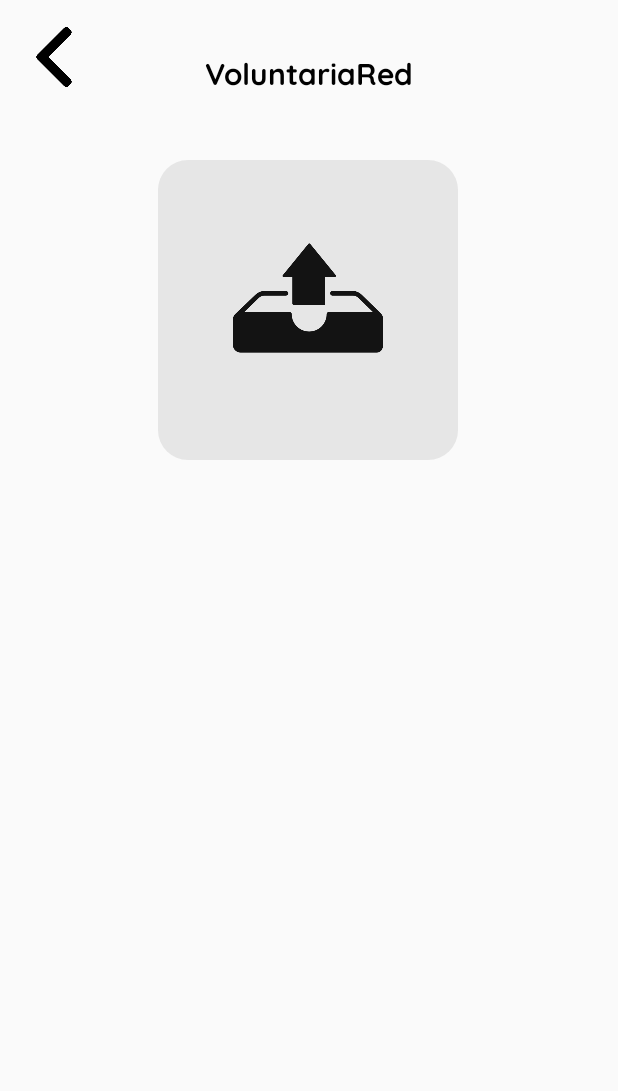
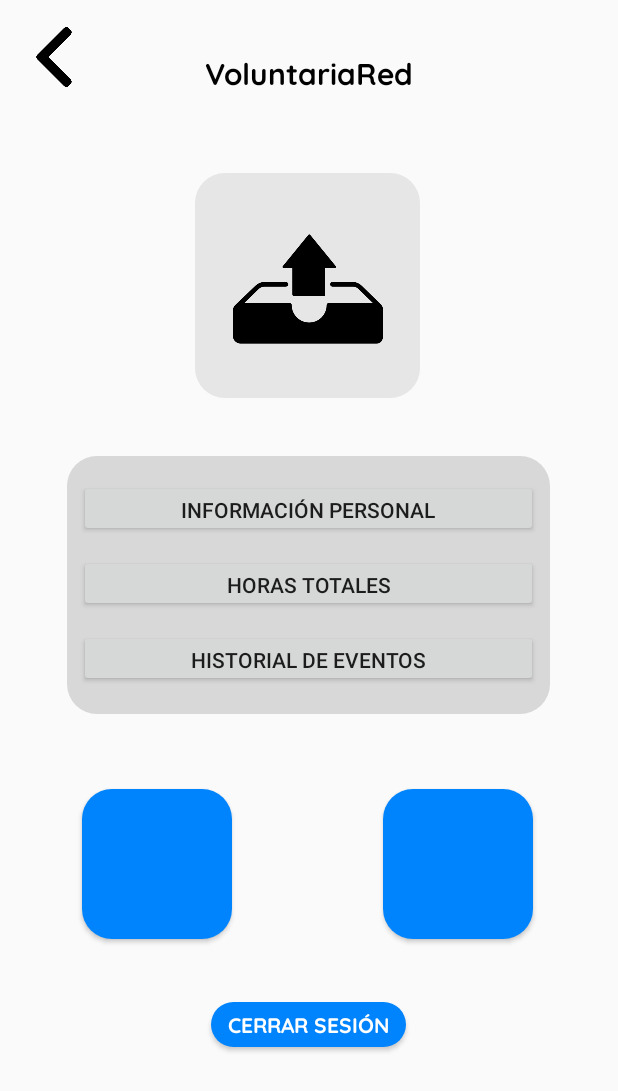
Before and after one commit to CruzPer823/voluntariaRed, an Android app: the UserPageActivity screen opened directly, with no data from a screen before it, on a phone screen of 412 x 824 dp. Shown: the top 1091 px of the screen. Run offline under Robolectric (Android 15) with nearby library versions, the phone set to English and light mode, and no system bars.

Commit message:
Avance UserPage

```diff
--- a/app/src/main/java/com/example/voluntaria360/UserPageActivity.java
+++ b/app/src/main/java/com/example/voluntaria360/UserPageActivity.java
@@ -3,13 +3,18 @@ package com.example.voluntaria360;
 import androidx.annotation.Nullable;
 import androidx.appcompat.app.AppCompatActivity;
 
+import android.content.Context;
 import android.content.Intent;
+import android.graphics.Bitmap;
+import android.graphics.BitmapFactory;
 import android.net.Uri;
 import android.os.Bundle;
 import android.provider.MediaStore;
 import android.view.View;
 import android.widget.Button;
 import android.widget.ImageView;
+
+import java.io.FileNotFoundException;
 
 public class UserPageActivity extends AppCompatActivity {
 
@@ -34,7 +39,38 @@ public class UserPageActivity extends AppCompatActivity {
         if(resultCode == RESULT_OK && data != null){
             Uri selectedImage = data.getData();
             ImageView imageView = findViewById(R.id.profilePic);
-            imageView.setImageURI(selectedImage);
+            Button uploadbtn = findViewById(R.id.uploadPic);
+            Bitmap newImage = null;
+            try {
+                newImage = decodeUri(this.getApplicationContext(), selectedImage, 290);
+            } catch (FileNotFoundException e) {
+                throw new RuntimeException(e);
+            }
+            imageView.setImageBitmap(newImage);
+            uploadbtn.setBackground(null);
         }
     }
+
+    public static Bitmap decodeUri(Context c, Uri uri, final int requiredSize)
+            throws FileNotFoundException {
+            BitmapFactory.Options o = new BitmapFactory.Options();
+            o.inJustDecodeBounds = true;
+            BitmapFactory.decodeStream(c.getContentResolver().openInputStream(uri), null, o);
+
+            int width_tmp = o.outWidth, height_tmp = o.outHeight;
+            int scale = 1;
+
+            while (true) {
+                if (width_tmp / 2 < requiredSize || height_tmp / 2 < requiredSize)
+                    break;
+                width_tmp /= 2;
+                height_tmp /= 2;
+                scale *= 2;
+            }
+
+            BitmapFactory.Options o2 = new BitmapFactory.Options();
+            o2.inSampleSize = scale;
+            return BitmapFactory.decodeStream(c.getContentResolver().openInputStream(uri), null, o2);
+    }
+
 }
--- /dev/null
+++ b/app/src/main/res/drawable/badgebtn.xml
@@ -0,0 +1,6 @@
+<?xml version="1.0" encoding="utf-8"?>
+<shape xmlns:android="http://schemas.android.com/apk/res/android">
+    <solid android:color="@drawable/badge"/>
+    <solid android:color="#0084FE"/>
+    <corners android:radius="20dp"/>
+</shape>
--- a/app/src/main/res/layout/activity_user_page.xml
+++ b/app/src/main/res/layout/activity_user_page.xml
@@ -25,61 +25,11 @@
         app:layout_constraintTop_toTopOf="parent"
         app:layout_constraintVertical_bias="0.041" />
 
-    <ImageView
-        android:id="@+id/backarrow"
-        android:layout_width="40dp"
-        android:layout_height="40dp"
-        android:layout_alignParentStart="true"
-        android:layout_alignParentTop="true"
-        android:layout_alignParentEnd="true"
-        android:layout_alignParentBottom="true"
-        android:contentDescription="@string/todo"
-        android:rotationY="180"
-        app:layout_constraintBottom_toBottomOf="parent"
-        app:layout_constraintEnd_toEndOf="parent"
-        app:layout_constraintHorizontal_bias="0.043"
-        app:layout_constraintStart_toStartOf="parent"
-        app:layout_constraintTop_toTopOf="parent"
-        app:layout_constraintVertical_bias="0.023"
-        app:srcCompat="@drawable/arrow" />
-
-    <Button
-        android:id="@+id/returnbutton"
-        android:layout_width="40dp"
-        android:layout_height="40dp"
-        android:layout_alignStart="@+id/backarrow"
-        android:layout_alignTop="@+id/backarrow"
-        android:layout_alignEnd="@+id/backarrow"
-        android:layout_alignBottom="@+id/backarrow"
-        android:background="@null"
-        app:layout_constraintBottom_toBottomOf="@+id/backarrow"
-        app:layout_constraintEnd_toEndOf="@+id/backarrow"
-        app:layout_constraintHorizontal_bias="1.0"
-        app:layout_constraintStart_toStartOf="@+id/backarrow"
-        app:layout_constraintTop_toTopOf="@+id/backarrow"
-        app:layout_constraintVertical_bias="1.0"
-        tools:ignore="SpeakableTextPresentCheck,TouchTargetSizeCheck" />
-
-    <ImageView
-        android:id="@+id/imageView4"
-        android:layout_width="100dp"
-        android:layout_height="100dp"
-        android:layout_alignStart="@+id/profilePic"
-        android:layout_alignTop="@+id/profilePic"
-        android:layout_alignEnd="@+id/profilePic"
-        android:layout_alignBottom="@+id/profilePic"
-        android:contentDescription="@string/upload"
-        app:layout_constraintBottom_toBottomOf="@+id/profilePic"
-        app:layout_constraintEnd_toEndOf="@+id/profilePic"
-        app:layout_constraintStart_toStartOf="@+id/profilePic"
-        app:layout_constraintTop_toTopOf="@+id/profilePic"
-        app:layout_constraintVertical_bias="0.42"
-        app:srcCompat="@drawable/upload" />
 
         <ImageView
             android:id="@+id/profilePic"
-        android:layout_width="200dp"
-        android:layout_height="200dp"
+            android:layout_width="150dp"
+            android:layout_height="150dp"
             android:layout_alignParentStart="true"
             android:layout_alignParentTop="true"
             android:layout_alignParentEnd="true"
@@ -97,22 +47,129 @@
             app:layout_constraintTop_toTopOf="parent"
             app:layout_constraintVertical_bias="0.171" />
 
+
     <Button
         android:id="@+id/uploadPic"
-        android:layout_width="200dp"
-        android:layout_height="200dp"
+        android:layout_width="100dp"
+        android:layout_height="100dp"
         android:layout_alignStart="@+id/profilePic"
         android:layout_alignTop="@+id/profilePic"
         android:layout_alignEnd="@+id/profilePic"
         android:layout_alignBottom="@+id/profilePic"
-        android:background="@drawable/roundcorner"
+        android:background="@drawable/upload"
         android:backgroundTint="@null"
         app:layout_constraintBottom_toBottomOf="@+id/profilePic"
         app:layout_constraintEnd_toEndOf="@+id/profilePic"
-        app:layout_constraintHorizontal_bias="1.0"
         app:layout_constraintStart_toStartOf="@+id/profilePic"
         app:layout_constraintTop_toTopOf="@+id/profilePic"
-        app:layout_constraintVertical_bias="1.0"
+        app:layout_constraintVertical_bias="0.54"
         tools:ignore="SpeakableTextPresentCheck" />
 
+    <Button
+        android:id="@+id/returnbtn"
+        android:layout_width="40dp"
+        android:layout_height="40dp"
+        android:background="@drawable/arrow"
+        android:rotation="180"
+        app:layout_constraintBottom_toBottomOf="parent"
+        app:layout_constraintEnd_toEndOf="parent"
+        app:layout_constraintHorizontal_bias="0.043"
+        app:layout_constraintStart_toStartOf="parent"
+        app:layout_constraintTop_toTopOf="parent"
+        app:layout_constraintVertical_bias="0.023"
+        tools:ignore="SpeakableTextPresentCheck,TouchTargetSizeCheck" />
+
+    <ImageView
+        android:id="@+id/imageView5"
+        android:layout_width="322dp"
+        android:layout_height="172dp"
+        android:background="@drawable/roundcorner"
+        android:backgroundTint="#D8D8D8"
+        app:layout_constraintBottom_toBottomOf="parent"
+        app:layout_constraintEnd_toEndOf="parent"
+        app:layout_constraintHorizontal_bias="0.494"
+        app:layout_constraintStart_toStartOf="parent"
+        app:layout_constraintTop_toBottomOf="@+id/profilePic"
+        app:layout_constraintVertical_bias="0.1"
+        app:srcCompat="@drawable/roundcorner"
+        tools:ignore="ContentDescription,HardcodedText,ImageContrastCheck"
+        android:contentDescription="TODO" />
+
+    <Button
+        android:id="@+id/button"
+        android:layout_width="100dp"
+        android:layout_height="100dp"
+        android:background="@drawable/bluetbtn"
+        app:layout_constraintBottom_toBottomOf="parent"
+        app:layout_constraintEnd_toEndOf="parent"
+        app:layout_constraintHorizontal_bias="0.176"
+        app:layout_constraintStart_toStartOf="parent"
+        app:layout_constraintTop_toBottomOf="@+id/imageView5"
+        app:layout_constraintVertical_bias="0.201"
+        tools:ignore="SpeakableTextPresentCheck" />
+
+    <Button
+        android:id="@+id/button2"
+        android:layout_width="100dp"
+        android:layout_height="100dp"
+        android:layout_marginBottom="116dp"
+        android:background="@drawable/bluetbtn"
+        app:layout_constraintBottom_toBottomOf="parent"
+        app:layout_constraintEnd_toEndOf="parent"
+        app:layout_constraintHorizontal_bias="0.819"
+        app:layout_constraintStart_toStartOf="parent"
+        app:layout_constraintTop_toTopOf="@+id/button"
+        app:layout_constraintVertical_bias="0.0"
+        tools:ignore="SpeakableTextPresentCheck" />
+
+    <Button
+        android:id="@+id/button3"
+        android:layout_width="130dp"
+        android:layout_height="30dp"
+        android:background="@drawable/bluetbtn"
+        android:fontFamily="@font/quicksand_bold"
+        android:text="Cerrar Sesión"
+        android:textColor="#FFFFFF"
+        app:layout_constraintBottom_toBottomOf="parent"
+        app:layout_constraintEnd_toEndOf="parent"
+        app:layout_constraintHorizontal_bias="0.498"
+        app:layout_constraintStart_toStartOf="parent"
+        app:layout_constraintTop_toTopOf="@+id/button"
+        app:layout_constraintVertical_bias="0.53"
+        tools:ignore="HardcodedText,TouchTargetSizeCheck,TextSizeCheck" />
+
+    <Button
+        android:id="@+id/button5"
+        android:layout_width="306dp"
+        android:layout_height="38dp"
+        android:text="Información Personal"
+        app:layout_constraintBottom_toBottomOf="@+id/imageView5"
+        app:layout_constraintEnd_toEndOf="@+id/imageView5"
+        app:layout_constraintStart_toStartOf="@+id/imageView5"
+        app:layout_constraintTop_toTopOf="@+id/imageView5"
+        app:layout_constraintVertical_bias="0.119" />
+
+    <Button
+        android:id="@+id/button6"
+        android:layout_width="306dp"
+        android:layout_height="38dp"
+        android:layout_marginTop="12dp"
+        android:text="Horas Totales"
+        app:layout_constraintBottom_toTopOf="@+id/button7"
+        app:layout_constraintEnd_toEndOf="@+id/imageView5"
+        app:layout_constraintStart_toStartOf="@+id/imageView5"
+        app:layout_constraintTop_toBottomOf="@+id/button5"
+        app:layout_constraintVertical_bias="0.0" />
+
+    <Button
+        android:id="@+id/button7"
+        android:layout_width="306dp"
+        android:layout_height="38dp"
+        android:text="Historial de Eventos"
+        app:layout_constraintBottom_toBottomOf="@+id/imageView5"
+        app:layout_constraintEnd_toEndOf="@+id/imageView5"
+        app:layout_constraintStart_toStartOf="@+id/imageView5"
+        app:layout_constraintTop_toTopOf="@+id/imageView5"
+        app:layout_constraintVertical_bias="0.865" />
+
 </androidx.constraintlayout.widget.ConstraintLayout>
```
Also changed, not shown: app/src/main/res/drawable/badge.png (added). Lines whose indentation alone changed are shown as unchanged.
